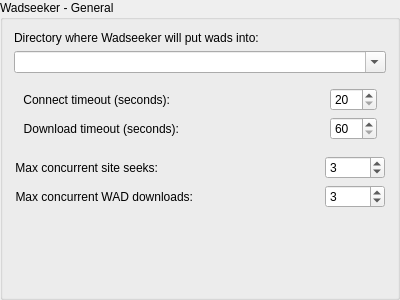
The window that src/core/gui/configuration/cfgwadseekergeneral.ui (Destroyerrrocket/doomseeker-unofficial) describes before a commit, drawn with Qt 5.
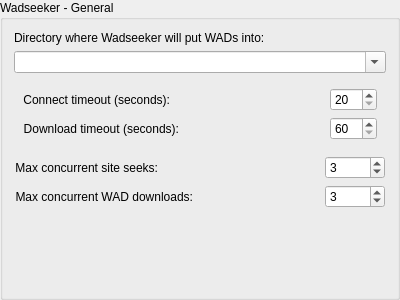
The same window after the commit.

Commit message: - Fixed label capitalization oddities in configuration box.

Diff of the .ui file:
```diff
--- a/src/core/gui/configuration/cfgwadseekergeneral.ui
+++ b/src/core/gui/configuration/cfgwadseekergeneral.ui
@@ -22,7 +22,7 @@
      <item>
       <widget class="QLabel" name="label">
        <property name="text">
-        <string>Directory where Wadseeker will put wads into:</string>
+        <string>Directory where Wadseeker will put WADs into:</string>
        </property>
       </widget>
      </item>
```
The commit also changes 6 other files.
